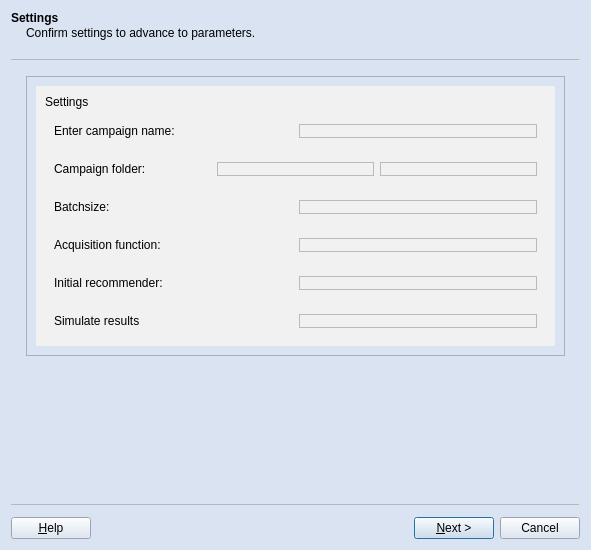
Above: src/gui/pyside_gui/new_campaign_wizard.ui from NikiDevil20/BayAKM before the change. Below: the same form after it.
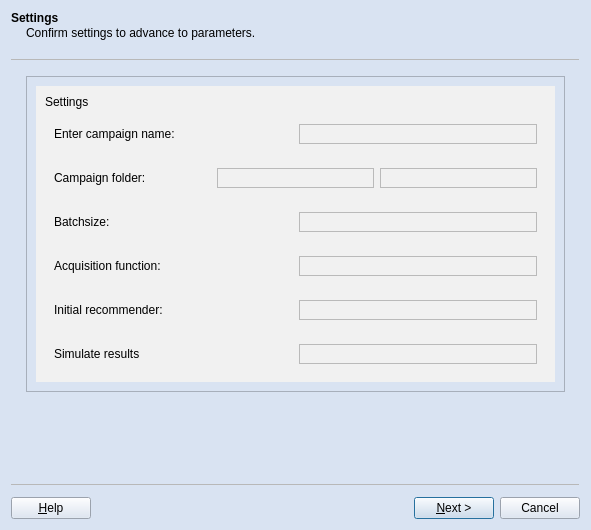
That is the form after the change.

Commit message: Disabling Next button on Wizard if requirements not met

```diff
--- a/src/gui/pyside_gui/new_campaign_wizard.ui
+++ b/src/gui/pyside_gui/new_campaign_wizard.ui
@@ -7,7 +7,7 @@
     <x>0</x>
     <y>0</y>
     <width>591</width>
-    <height>550</height>
+    <height>530</height>
    </rect>
   </property>
   <property name="sizePolicy">
@@ -82,6 +82,18 @@
              </item>
              <item>
               <widget class="QFrame" name="CampaignNameFrame">
+               <property name="sizePolicy">
+                <sizepolicy hsizetype="Preferred" vsizetype="Preferred">
+                 <horstretch>0</horstretch>
+                 <verstretch>0</verstretch>
+                </sizepolicy>
+               </property>
+               <property name="minimumSize">
+                <size>
+                 <width>0</width>
+                 <height>20</height>
+                </size>
+               </property>
                <property name="frameShape">
                 <enum>QFrame::Shape::StyledPanel</enum>
                </property>
@@ -108,6 +120,12 @@
              </item>
              <item>
               <widget class="QFrame" name="FolderFrameLineEdit">
+               <property name="minimumSize">
+                <size>
+                 <width>0</width>
+                 <height>20</height>
+                </size>
+               </property>
                <property name="frameShape">
                 <enum>QFrame::Shape::StyledPanel</enum>
                </property>
@@ -118,6 +136,12 @@
              </item>
              <item>
               <widget class="QFrame" name="FolderFrameBrowseButton">
+               <property name="minimumSize">
+                <size>
+                 <width>0</width>
+                 <height>20</height>
+                </size>
+               </property>
                <property name="frameShape">
                 <enum>QFrame::Shape::StyledPanel</enum>
                </property>
@@ -150,6 +174,12 @@
              </item>
              <item>
               <widget class="QFrame" name="BatchSizeFrame">
+               <property name="minimumSize">
+                <size>
+                 <width>0</width>
+                 <height>20</height>
+                </size>
+               </property>
                <property name="frameShape">
                 <enum>QFrame::Shape::StyledPanel</enum>
                </property>
@@ -176,6 +206,12 @@
              </item>
              <item>
               <widget class="QFrame" name="AcquisitionFrame">
+               <property name="minimumSize">
+                <size>
+                 <width>0</width>
+                 <height>20</height>
+                </size>
+               </property>
                <property name="frameShape">
                 <enum>QFrame::Shape::StyledPanel</enum>
                </property>
@@ -202,6 +238,12 @@
              </item>
              <item>
               <widget class="QFrame" name="InitialRecommenderFrame">
+               <property name="minimumSize">
+                <size>
+                 <width>0</width>
+                 <height>20</height>
+                </size>
+               </property>
                <property name="frameShape">
                 <enum>QFrame::Shape::StyledPanel</enum>
                </property>
@@ -228,6 +270,12 @@
              </item>
              <item>
               <widget class="QFrame" name="SimulateFrame">
+               <property name="minimumSize">
+                <size>
+                 <width>0</width>
+                 <height>20</height>
+                </size>
+               </property>
                <property name="frameShape">
                 <enum>QFrame::Shape::StyledPanel</enum>
                </property>
```
The commit also changes 3 other files.
